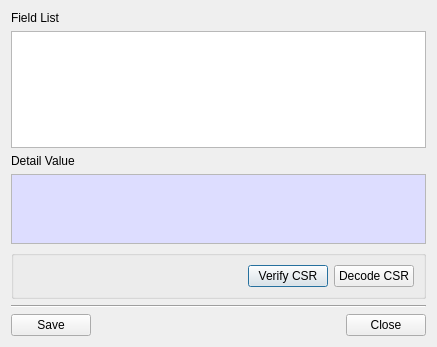
Old version of the form BerEditor/csr_info_dlg.ui in the repository jykim74/BerEditor.
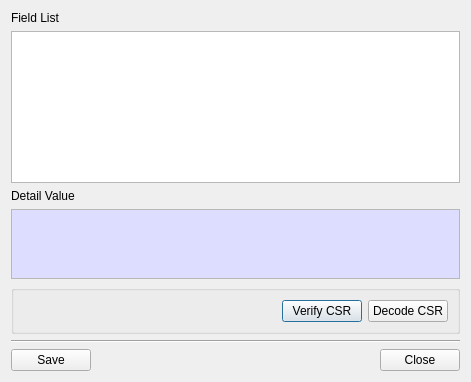
New version of the form.

Commit message: UI 조절

```diff
--- a/BerEditor/csr_info_dlg.ui
+++ b/BerEditor/csr_info_dlg.ui
@@ -6,8 +6,8 @@
    <rect>
     <x>0</x>
     <y>0</y>
-    <width>437</width>
-    <height>347</height>
+    <width>471</width>
+    <height>382</height>
    </rect>
   </property>
   <property name="windowTitle">
```
The commit also changes 1 other file.
